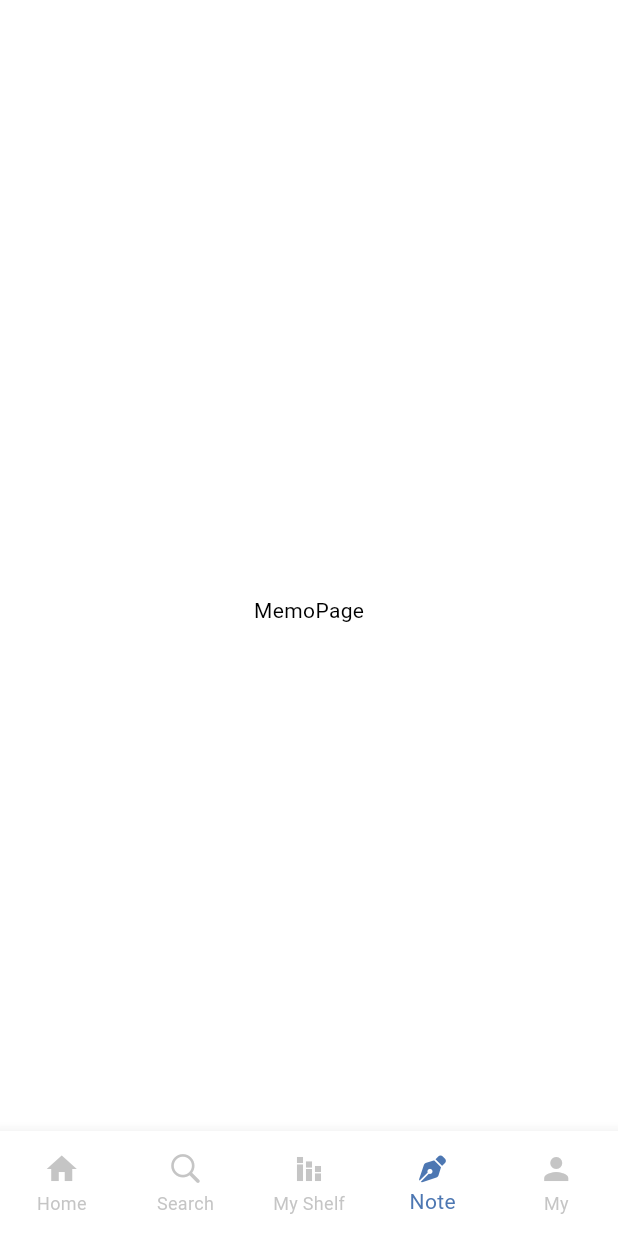
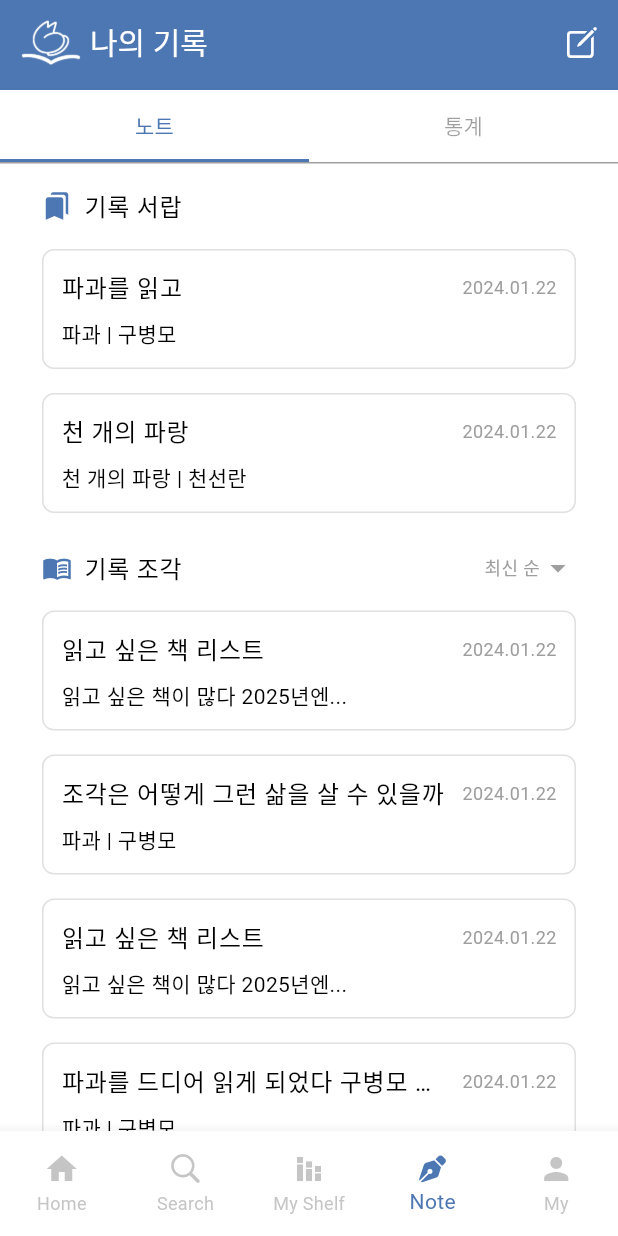
Before and after one commit to ywha0206/Shelfy-Front, a Flutter app: the screen it shows after launch, item 4 of the bottom bar chosen, on a phone screen of 412 x 824 dp. Run offline on Flutter 3.47's test engine with Material 3 defaults, Android fonts, the light colour scheme and no system bars; our stand-ins replace font_awesome_flutter, google_fonts, logger; network calls fail; Roboto replaces fonts that are missing (JUA, Pretendard-Bold, Pretendard-Regular); project files that could hold a hidden picture were left out.

Commit message:
feat: 화면구현 note 글목록

```diff
--- a/lib/components/custom_appbar.dart
+++ b/lib/components/custom_appbar.dart
@@ -102,3 +102,74 @@ AppBar BooksAppBar() {
     ],
   );
 }
+
+AppBar NoteAppBar(BuildContext context) {
+  return AppBar(
+    // 타이틀 위치
+    titleSpacing: 8,
+    // backgroundColor: const Color(0xFF4D77B2),
+    scrolledUnderElevation: 0,
+    title: Row(
+      children: [
+        Padding(
+          padding: const EdgeInsets.only(left: 6.0, top: 6.0, bottom: 6.0),
+          child: Image.asset(
+            'assets/images/shelfy_kitty_logo.png',
+            width: 40,
+          ),
+        ),
+        const SizedBox(width: 6),
+        Text(
+          '나의 기록',
+          style: TextStyle(fontSize: 20, color: Colors.white),
+        )
+      ],
+    ),
+    actions: [
+      IconButton(
+        onPressed: () {
+          Navigator.of(context).pushNamed("/test");
+        },
+        icon: Icon(
+          CupertinoIcons.square_pencil,
+          color: Colors.white,
+        ),
+      ),
+    ],
+  );
+}
+
+AppBar WriteAppBar(BuildContext context) {
+  return AppBar(
+    // 타이틀 위치
+    titleSpacing: 8,
+    // backgroundColor: const Color(0xFF4D77B2),
+    scrolledUnderElevation: 0,
+    title: Center(
+      child: Text(
+        '글쓰기',
+        style: TextStyle(fontSize: 20),
+      ),
+    ),
+    actions: [
+      TextButton(
+          onPressed: () {},
+          child: Text(
+            '완료',
+            style: Theme.of(context)
+                .textTheme
+                .displayLarge
+                ?.copyWith(color: Colors.white),
+          )),
+      // IconButton(
+      //   onPressed: () {
+      //     Navigator.of(context).pushNamed("/test");
+      //   },
+      //   icon: Icon(
+      //     CupertinoIcons.square_pencil,
+      //     color: Colors.white,
+      //   ),
+      // ),
+    ],
+  );
+}
--- a/lib/main.dart
+++ b/lib/main.dart
@@ -2,6 +2,7 @@ import 'package:flutter/material.dart';
 import 'package:shelfy_team_project/theme.dart';
 
 import 'pages/main_screen.dart';
+import 'pages/note/note_write_page.dart';
 
 void main() {
   runApp(const ShelfUI());
@@ -19,6 +20,7 @@ class ShelfUI extends StatelessWidget {
       initialRoute: '/',
       routes: {
         '/': (context) => const MainScreen(),
+        '/test': (context) => const NoteWritePage(),
       },
     );
   }
--- a/lib/pages/main_screen.dart
+++ b/lib/pages/main_screen.dart
@@ -5,7 +5,7 @@ import 'package:font_awesome_flutter/font_awesome_flutter.dart';
 import '../components/custom_appbar.dart';
 import 'books/books_page.dart';
 import 'home/home_page.dart';
-import 'memo/memo_page.dart';
+import 'note/note_page.dart';
 import 'my/my_page.dart';
 import 'search/search_page.dart';
 
@@ -32,6 +32,7 @@ class _MainPageState extends State<MainScreen> {
               HomeAppBar(),
               SearchAppBar(),
               BooksAppBar(),
+              NoteAppBar(context),
             ],
           ),
         ),
@@ -42,7 +43,7 @@ class _MainPageState extends State<MainScreen> {
             HomePage(),
             SearchPage(),
             BooksPage(),
-            MemoPage(),
+            NotePage(),
             MyPage(),
           ],
         ),
--- a/lib/pages/memo/memo_page.dart
+++ /dev/null
@@ -1,12 +0,0 @@
-import 'package:flutter/material.dart';
-
-class MemoPage extends StatelessWidget {
-  const MemoPage({super.key});
-
-  @override
-  Widget build(BuildContext context) {
-    return Center(
-      child: Text('MemoPage'),
-    );
-  }
-}
--- /dev/null
+++ b/lib/pages/note/components/note_item.dart
@@ -0,0 +1,70 @@
+import 'package:flutter/material.dart';
+
+class Note {
+  final String title; // 제목
+  final String preview; // 본문 미리보기
+  final String date; // 날짜
+
+  Note({
+    required this.title,
+    required this.preview,
+    required this.date,
+  });
+}
+
+class NoteItem extends StatelessWidget {
+  final Note note;
+
+  const NoteItem({super.key, required this.note});
+
+  @override
+  Widget build(BuildContext context) {
+    return Padding(
+      padding: const EdgeInsets.symmetric(vertical: 8.0), // 외부 여백
+      child: Container(
+        decoration: BoxDecoration(
+          color: Colors.white, // 배경색
+          border: Border.all(color: Colors.grey.shade300, width: 1), // 테두리
+          borderRadius: BorderRadius.circular(8.0), // 테두리 둥글기
+        ),
+        child: Padding(
+          padding: const EdgeInsets.all(12.0), // 내부 여백
+          child: Column(
+            crossAxisAlignment: CrossAxisAlignment.start,
+            children: [
+              // 첫 줄: 제목과 날짜
+              Row(
+                mainAxisAlignment: MainAxisAlignment.spaceBetween, // 양끝 정렬
+                children: [
+                  // 제목 (길면 생략 처리)
+                  Expanded(
+                    child: Text(
+                      note.title,
+                      style: Theme.of(context).textTheme.bodyLarge,
+                      maxLines: 1, // 한 줄로 제한
+                      overflow: TextOverflow.ellipsis, // 생략 표시(...)
+                    ),
+                  ),
+                  const SizedBox(width: 8.0), // 제목과 날짜 간 간격
+                  // 날짜
+                  Text(
+                    note.date,
+                    style: const TextStyle(fontSize: 12, color: Colors.grey),
+                  ),
+                ],
+              ),
+              const SizedBox(height: 8.0), // 제목과 미리보기 간 간격
+              // 두 번째 줄: 본문 미리보기
+              Text(
+                note.preview,
+                style: Theme.of(context).textTheme.bodyMedium,
+                maxLines: 1, // 한 줄로 제한
+                overflow: TextOverflow.ellipsis, // 생략 표시(...)
+              ),
+            ],
+          ),
+        ),
+      ),
+    );
+  }
+}
--- /dev/null
+++ b/lib/pages/note/components/note_section.dart
@@ -0,0 +1,54 @@
+import 'package:flutter/material.dart';
+import 'package:logger/logger.dart';
+import 'note_item.dart';
+
+final logger = Logger(); // Logger 인스턴스 생성
+
+class NoteSection extends StatelessWidget {
+  final String title;
+  final List<Note> notes;
+  final IconData icon; // 아이콘 매개변수 추가
+  final Widget? trailing;
+
+  const NoteSection({
+    super.key,
+    required this.title,
+    required this.notes,
+    required this.icon,
+    this.trailing,
+  });
+
+  @override
+  Widget build(BuildContext context) {
+    return Column(
+      crossAxisAlignment: CrossAxisAlignment.start, // 섹션 전체 좌측 정렬
+      children: [
+        // 섹션 제목과 트레일링을 같은 Row에 배치 (양끝 정렬)
+        Row(
+          mainAxisAlignment: MainAxisAlignment.spaceBetween, // 양끝 정렬
+          crossAxisAlignment: CrossAxisAlignment.center, // 수직 정렬
+          children: [
+            // 좌측: 아이콘 + 섹션 제목
+            Row(
+              children: [
+                Icon(icon, color: Color(0xFF4D77B2)), // 아이콘
+                const SizedBox(width: 8.0), // 아이콘과 텍스트 간격
+                Text(
+                  title,
+                  style: Theme.of(context).textTheme.bodyLarge,
+                  // ?.copyWith(fontWeight: FontWeight.bold),
+                  // 스타일을 유지하며, 특정 속성만 변경
+                ),
+              ],
+            ),
+            // 우측: 트레일링 위젯 (최신 순)
+            if (trailing != null) trailing!,
+          ],
+        ),
+        const SizedBox(height: 8.0), // 섹션 제목과 리스트 간 간격
+        // 리스트 아이템들
+        ...notes.map((note) => NoteItem(note: note)).toList(),
+      ],
+    );
+  }
+}
--- /dev/null
+++ b/lib/pages/note/components/note_tab.dart
@@ -0,0 +1,34 @@
+import 'package:flutter/material.dart';
+
+class NoteTabBar extends StatelessWidget {
+  final TabController tabController;
+
+  const NoteTabBar({super.key, required this.tabController});
+
+  @override
+  Widget build(BuildContext context) {
+    return Container(
+      decoration: const BoxDecoration(
+        border: Border(
+          bottom: BorderSide(color: Colors.grey, width: 1.0), // 회색 라인
+        ),
+      ),
+      child: TabBar(
+        controller: tabController,
+        indicator: const UnderlineTabIndicator(
+          borderSide: BorderSide(
+            color: Color(0xFF4D77B2), // 파란색 일자 라인
+            width: 2.0,
+          ),
+        ),
+        indicatorSize: TabBarIndicatorSize.tab,
+        labelColor: const Color(0xFF4D77B2), // 선택된 탭 텍스트 색상
+        unselectedLabelColor: Colors.black38, // 선택되지 않은 탭 텍스트 색상
+        tabs: const [
+          Tab(text: '노트'),
+          Tab(text: '통계'),
+        ],
+      ),
+    );
+  }
+}
--- /dev/null
+++ b/lib/pages/note/note_page.dart
@@ -0,0 +1,161 @@
+import 'package:flutter/material.dart';
+import 'components/note_item.dart';
+import 'components/note_tab.dart';
+
+class NotePage extends StatelessWidget {
+  const NotePage({super.key});
+
+  @override
+  Widget build(BuildContext context) {
+    return const NoteStatsTab();
+  }
+}
+
+class NoteStatsTab extends StatefulWidget {
+  const NoteStatsTab({super.key});
+
+  @override
+  State<NoteStatsTab> createState() => _NoteStatsTabState();
+}
+
+class _NoteStatsTabState extends State<NoteStatsTab>
+    with SingleTickerProviderStateMixin {
+  late TabController _tabController;
+
+  @override
+  void initState() {
+    super.initState();
+    _tabController = TabController(length: 2, vsync: this); // 탭바 컨트롤러 초기화
+  }
+
+  final List<Note> noteDrawer = [
+    Note(title: '파과를 읽고', preview: '파과 | 구병모', date: '2024.01.22'),
+    Note(title: '천 개의 파랑', preview: '천 개의 파랑 | 천선란', date: '2024.01.22'),
+  ];
+
+  final List<Note> noteFragments = [
+    Note(
+        title: '읽고 싶은 책 리스트',
+        preview: '읽고 싶은 책이 많다 2025년엔...',
+        date: '2024.01.22'),
+    Note(
+        title: '조각은 어떻게 그런 삶을 살 수 있을까',
+        preview: '파과 | 구병모',
+        date: '2024.01.22'),
+    Note(
+        title: '읽고 싶은 책 리스트',
+        preview: '읽고 싶은 책이 많다 2025년엔...',
+        date: '2024.01.22'),
+    Note(
+        title: '파과를 드디어 읽게 되었다 구병모 작가님 팬이 돼',
+        preview: '파과 | 구병모',
+        date: '2024.01.22'),
+    Note(
+        title: '읽고 싶은 책 리스트',
+        preview: '읽고 싶은 책이 많다 2025년엔...',
+        date: '2024.01.22'),
+    Note(
+        title: '조각은 어떻게 그런 삶을 살 수 있을까',
+        preview: '파과 | 구병모',
+        date: '2024.01.22'),
+  ];
+
+  @override
+  Widget build(BuildContext context) {
+    return Column(
+      crossAxisAlignment: CrossAxisAlignment.start, // 전체 좌측 정렬 유지
+      children: [
+        NoteTabBar(tabController: _tabController), // 커스텀 탭바 사용
+        Expanded(
+          // 남은 공간을 확장하여 활용
+          child: TabBarView(
+            controller: _tabController,
+            children: [
+              // 노트 리스트 화면
+              ListView(
+                padding: const EdgeInsets.symmetric(
+                    horizontal: 28.0, vertical: 16.0), // 공통 패딩
+                children: [
+                  NoteSection(
+                    title: '기록 서랍',
+                    notes: noteDrawer,
+                    icon: Icons.bookmarks,
+                  ),
+                  const SizedBox(height: 16.0), // 섹션 간 간격
+                  NoteSection(
+                    title: '기록 조각',
+                    notes: noteFragments,
+                    icon: Icons.menu_book,
+                    trailing: Row(
+                      children: [
+                        const Text(
+                          '최신 순',
+                          style: TextStyle(fontSize: 12, color: Colors.grey),
+                        ),
+                        const Icon(Icons.arrow_drop_down, color: Colors.grey),
+                      ],
+                    ),
+                  ),
+                ],
+              ),
+              const Center(
+                child: Text('통계 화면', style: TextStyle(fontSize: 18)),
+              ),
+            ],
+          ),
+        ),
+      ],
+    );
+  }
+
+  @override
+  void dispose() {
+    _tabController.dispose(); // 탭 컨트롤러 해제
+    super.dispose();
+  }
+}
+
+class NoteSection extends StatelessWidget {
+  final String title;
+  final List<Note> notes;
+  final IconData icon; // 섹션 아이콘
+  final Widget? trailing; // 우측 정렬 위젯 (예: 최신 순)
+
+  const NoteSection({
+    super.key,
+    required this.title,
+    required this.notes,
+    required this.icon,
+    this.trailing,
+  });
+
+  @override
+  Widget build(BuildContext context) {
+    return Column(
+      crossAxisAlignment: CrossAxisAlignment.start, // 전체 좌측 정렬 유지
+      children: [
+        // 섹션 제목과 트레일링 위젯을 같은 라인에 배치
+        Row(
+          mainAxisAlignment: MainAxisAlignment.spaceBetween, // 양끝 정렬
+          crossAxisAlignment: CrossAxisAlignment.center, // 아이콘과 텍스트를 수직 정렬
+          children: [
+            Row(
+              crossAxisAlignment: CrossAxisAlignment.center, // 내부 좌측 정렬 유지
+              children: [
+                Icon(icon, color: Color(0xFF4D77B2), size: 20), // 아이콘 크기 조정
+                const SizedBox(width: 8.0), // 아이콘과 텍스트 간 간격
+                Text(
+                  title,
+                  style: Theme.of(context).textTheme.bodyLarge,
+                ),
+              ],
+            ),
+            if (trailing != null) trailing!, // 최신 순 텍스트와 아이콘
+          ],
+        ),
+        const SizedBox(height: 8.0), // 섹션 제목과 리스트 간 간격
+        ...notes.map((note) => NoteItem(note: note)).toList(),
+      ],
+    );
+  }
+}
--- /dev/null
+++ b/lib/pages/note/note_write_page.dart
@@ -0,0 +1,16 @@
+import 'package:flutter/material.dart';
+import 'package:shelfy_team_project/components/custom_appbar.dart';
+
+class NoteWritePage extends StatelessWidget {
+  const NoteWritePage({super.key});
+
+  @override
+  Widget build(BuildContext context) {
+    return SafeArea(
+      child: Scaffold(
+        appBar: WriteAppBar(context),
+        body: Text('data'),
+      ),
+    );
+  }
+}
```
